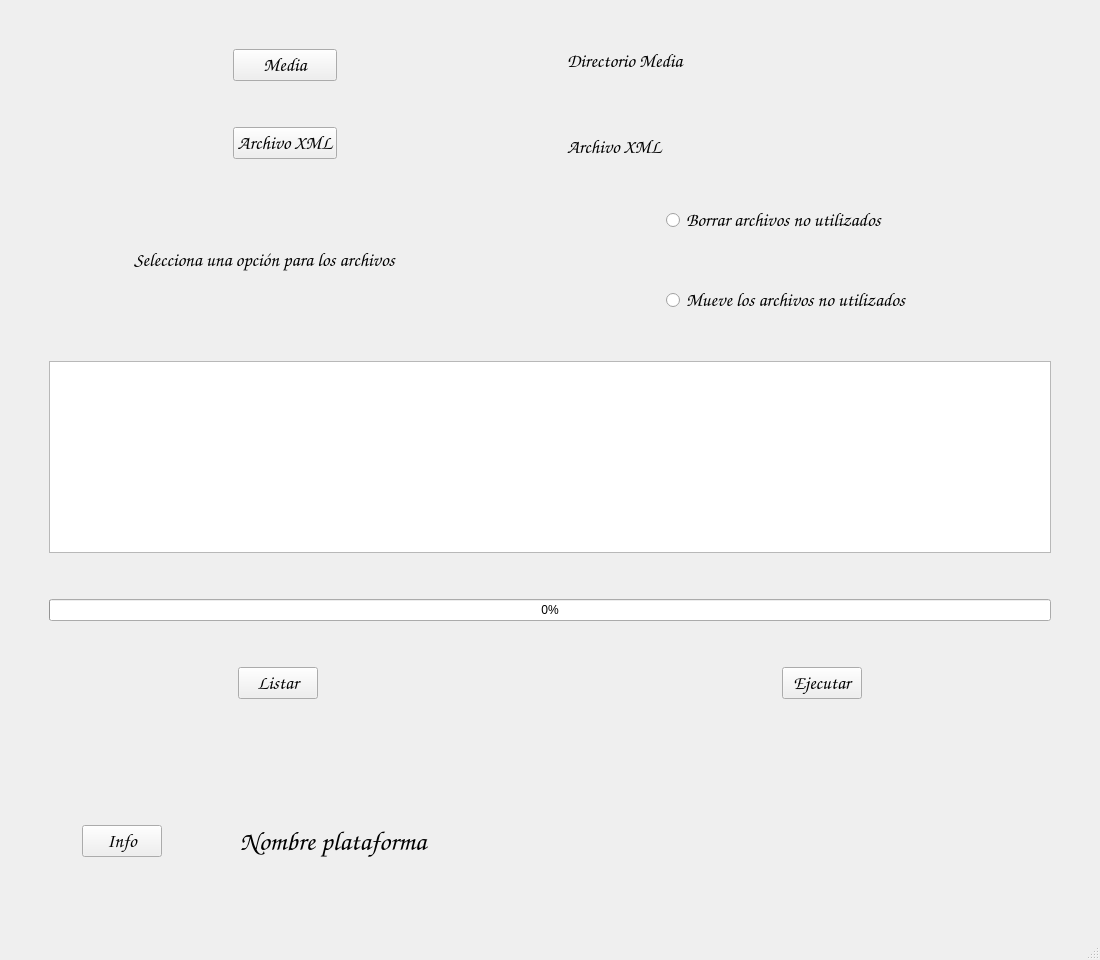
Above: CleanMediaUI.ui from danitxu79/CleanMediaRomsQT before the change. Below: the same form after it.
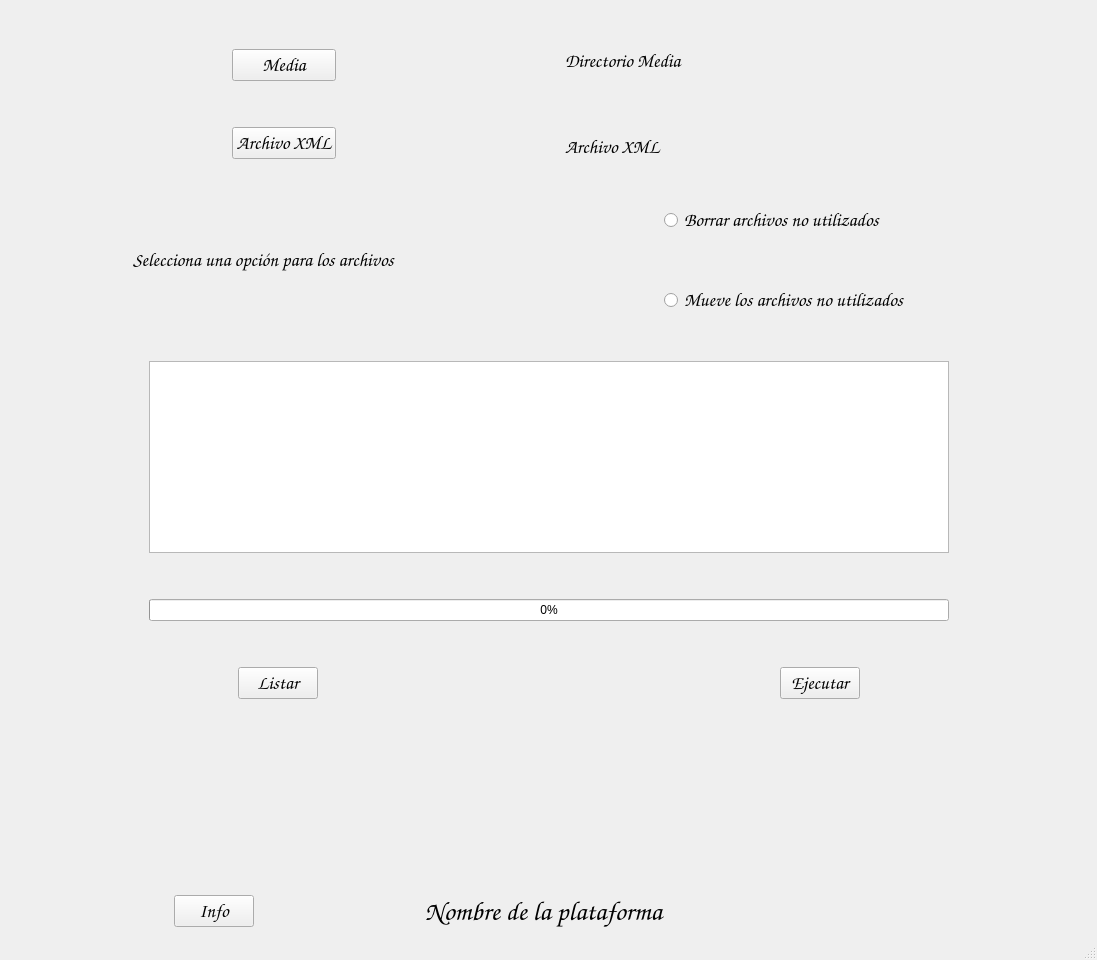
That is the form after the change. Icons and pictures are not drawn.

What changed in the file:
```diff
--- a/CleanMediaUI.ui
+++ b/CleanMediaUI.ui
@@ -6,28 +6,34 @@
    <rect>
     <x>0</x>
     <y>0</y>
-    <width>1100</width>
+    <width>1097</width>
     <height>960</height>
    </rect>
   </property>
   <property name="minimumSize">
    <size>
-    <width>1100</width>
-    <height>960</height>
+    <width>900</width>
+    <height>750</height>
    </size>
   </property>
   <property name="windowTitle">
    <string>Clean Media v2</string>
   </property>
   <property name="windowIcon">
-   <iconset>
-    <normaloff>escoba.png</normaloff>escoba.png</iconset>
+   <iconset resource="recursos.qrc">
+    <normaloff>:/icono/escoba.ico</normaloff>:/icono/escoba.ico</iconset>
+  </property>
+  <property name="iconSize">
+   <size>
+    <width>128</width>
+    <height>128</height>
+   </size>
   </property>
   <widget class="QWidget" name="centralwidget">
-   <layout class="QGridLayout" name="gridLayout">
+   <layout class="QGridLayout" name="gridLayout_2">
     <item row="0" column="0">
-     <layout class="QVBoxLayout" name="verticalLayout_8">
-      <item>
+     <layout class="QGridLayout" name="gridLayout">
+      <item row="0" column="0">
        <layout class="QVBoxLayout" name="verticalLayout_7">
         <item>
          <spacer name="verticalSpacer_11">
@@ -386,9 +392,6 @@
               <property name="orientation">
                <enum>Qt::Horizontal</enum>
               </property>
-              <property name="sizeType">
-               <enum>QSizePolicy::Minimum</enum>
-              </property>
               <property name="sizeHint" stdset="0">
                <size>
                 <width>40</width>
@@ -448,9 +451,6 @@
               <property name="orientation">
                <enum>Qt::Horizontal</enum>
               </property>
-              <property name="sizeType">
-               <enum>QSizePolicy::Minimum</enum>
-              </property>
               <property name="sizeHint" stdset="0">
                <size>
                 <width>40</width>
@@ -578,7 +578,7 @@
         </item>
        </layout>
       </item>
-      <item>
+      <item row="1" column="0">
        <spacer name="verticalSpacer_10">
         <property name="orientation">
          <enum>Qt::Vertical</enum>
@@ -591,7 +591,7 @@
         </property>
        </spacer>
       </item>
-      <item>
+      <item row="2" column="0">
        <layout class="QHBoxLayout" name="horizontalLayout_7">
         <item>
          <spacer name="horizontalSpacer_15">
@@ -639,8 +639,8 @@
          <widget class="QLabel" name="labelPlataforma">
           <property name="minimumSize">
            <size>
-            <width>300</width>
-            <height>40</height>
+            <width>320</width>
+            <height>0</height>
            </size>
           </property>
           <property name="font">
@@ -652,7 +652,7 @@
            </font>
           </property>
           <property name="text">
-           <string>Nombre plataforma</string>
+           <string>Nombre de la plataforma</string>
           </property>
          </widget>
         </item>
@@ -670,18 +670,9 @@
          </spacer>
         </item>
         <item>
-         <widget class="QLabel" name="labelImagen">
-          <property name="minimumSize">
-           <size>
-            <width>400</width>
-            <height>175</height>
-           </size>
-          </property>
-          <property name="maximumSize">
-           <size>
-            <width>400</width>
-            <height>175</height>
-           </size>
+         <widget class="QLabel" name="labelImage">
+          <property name="whatsThis">
+           <string/>
           </property>
           <property name="text">
            <string/>
```
Left out of the diff: 6 changed lines with no effect on the pictures.
